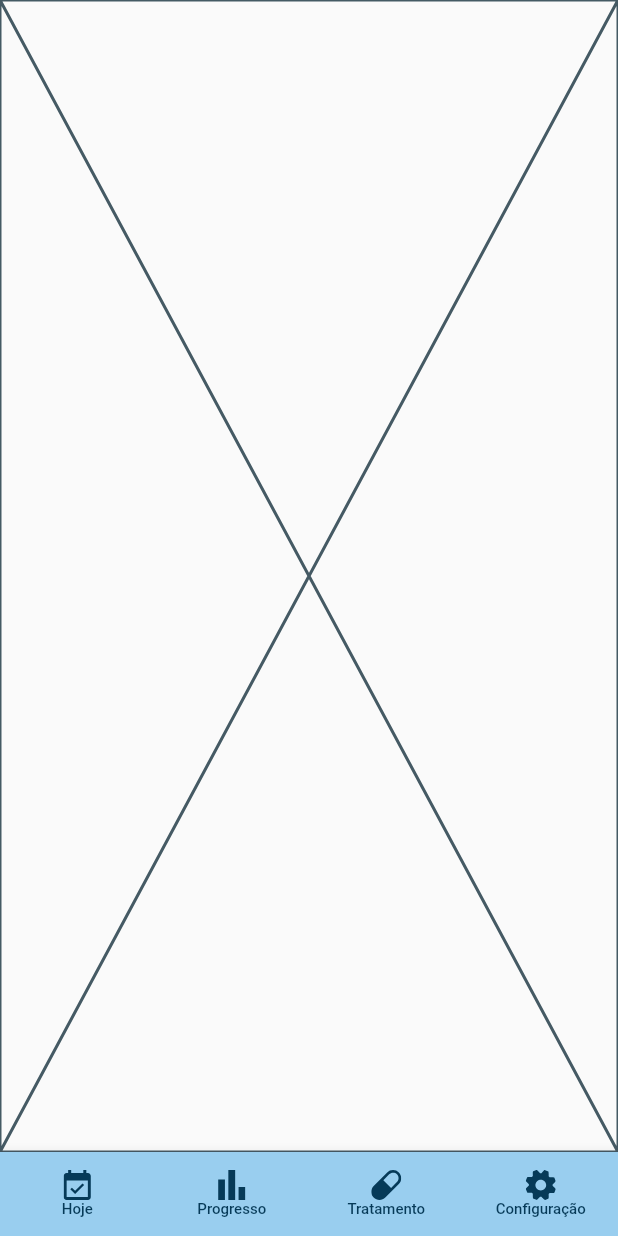
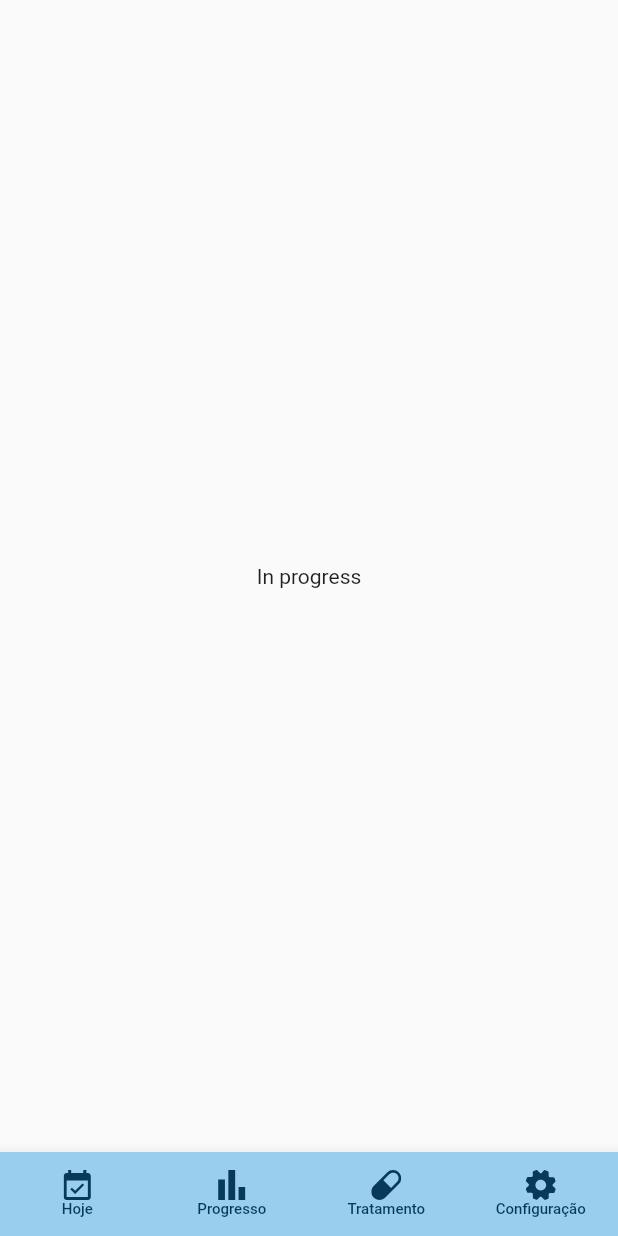
Before and after one commit to gabrielhirano/remedio_da_hora, a Flutter app: the screen it shows after launch, item 2 of the bottom bar chosen, on a phone screen of 412 x 824 dp. Run offline on Flutter 3.47's test engine with Material 2 defaults, Android fonts, the phone set to English and light mode, and no system bars; our stand-ins replace flutter_svg, flutter_time_picker_spinner, get_it, logger, shared_preferences.

Commit message:
adjust telas não implementadas

```diff
--- a/lib/src/screens/configuracao/configuracao_screen.dart
+++ b/lib/src/screens/configuracao/configuracao_screen.dart
@@ -12,6 +12,9 @@ class ConfiguracaoScreen extends StatefulWidget {
 class _ConfiguracaoScreenState extends State<ConfiguracaoScreen> {
   @override
   Widget build(BuildContext context) {
+        return Center(
+      child: Text('In progress'),
+    );
     return Scaffold(
       appBar: AppBar(),
       body: Container(),
--- a/lib/src/screens/hoje/hoje_screen.dart
+++ b/lib/src/screens/hoje/hoje_screen.dart
@@ -17,18 +17,16 @@ class Teste {
   final String name;
 }
 
-var t = Teste(
-  name: 'Teste contador'
-);
+var t = Teste(name: 'Teste contador');
 
-class HojeScreen extends StatefulWidget{
+class HojeScreen extends StatefulWidget {
   const HojeScreen({super.key});
 
   @override
   State<HojeScreen> createState() => _HojeScreenState();
 }
 
-class _HojeScreenState extends State<HojeScreen>  with ColorsUtils{
+class _HojeScreenState extends State<HojeScreen> with ColorsUtils {
   HomeRoutes routesController = HomeRoutes();
   bool controller = false;
   var teste = Teste(name: 'Teste de inspec');
@@ -41,6 +39,9 @@ class _HojeScreenState extends State<HojeScreen>  with ColorsUtils{
 
   @override
   Widget build(BuildContext context) {
+    return Center(
+      child: Text('In progress'),
+    );
     return Scaffold(
       appBar: AppBar(backgroundColor: primaryBlue),
       body: Column(
--- a/lib/src/screens/progresso/progresso_screen.dart
+++ b/lib/src/screens/progresso/progresso_screen.dart
@@ -1,3 +1,4 @@
+import 'package:flutter/material.dart';
 import 'package:flutter/src/widgets/framework.dart';
 import 'package:flutter/src/widgets/placeholder.dart';
 
@@ -11,6 +12,8 @@ class ProgressoScreen extends StatefulWidget {
 class _ProgressoScreenState extends State<ProgressoScreen> {
   @override
   Widget build(BuildContext context) {
-    return const Placeholder();
+        return Center(
+      child: Text('In progress'),
+    );
   }
 }
```
